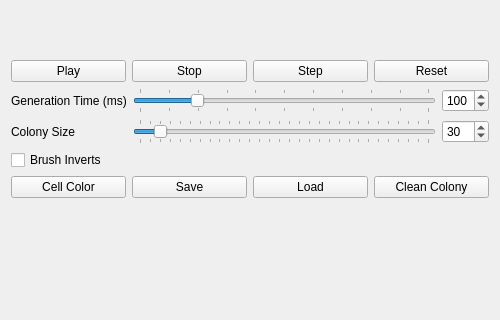
Qt form gameoflifemain.ui (ingver-valhalla/game-of-life) before a commit; both pictures show x 0 to 500 and y 186 to 506 of the 500 by 630 pixel window.
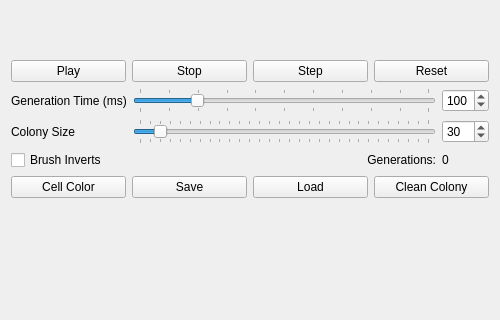
The same form after that commit.

Commit message: Added generation counter

```diff
--- a/gameoflifemain.ui
+++ b/gameoflifemain.ui
@@ -163,6 +163,23 @@
             </property>
            </widget>
           </item>
+          <item row="2" column="2">
+           <widget class="QLabel" name="generationCountLabel">
+            <property name="text">
+             <string>0</string>
+            </property>
+           </widget>
+          </item>
+          <item row="2" column="1">
+           <widget class="QLabel" name="generationLabel">
+            <property name="text">
+             <string>Generations:</string>
+            </property>
+            <property name="alignment">
+             <set>Qt::AlignRight|Qt::AlignTrailing|Qt::AlignVCenter</set>
+            </property>
+           </widget>
+          </item>
          </layout>
         </item>
         <item>
```
The commit also changes 3 other files.
